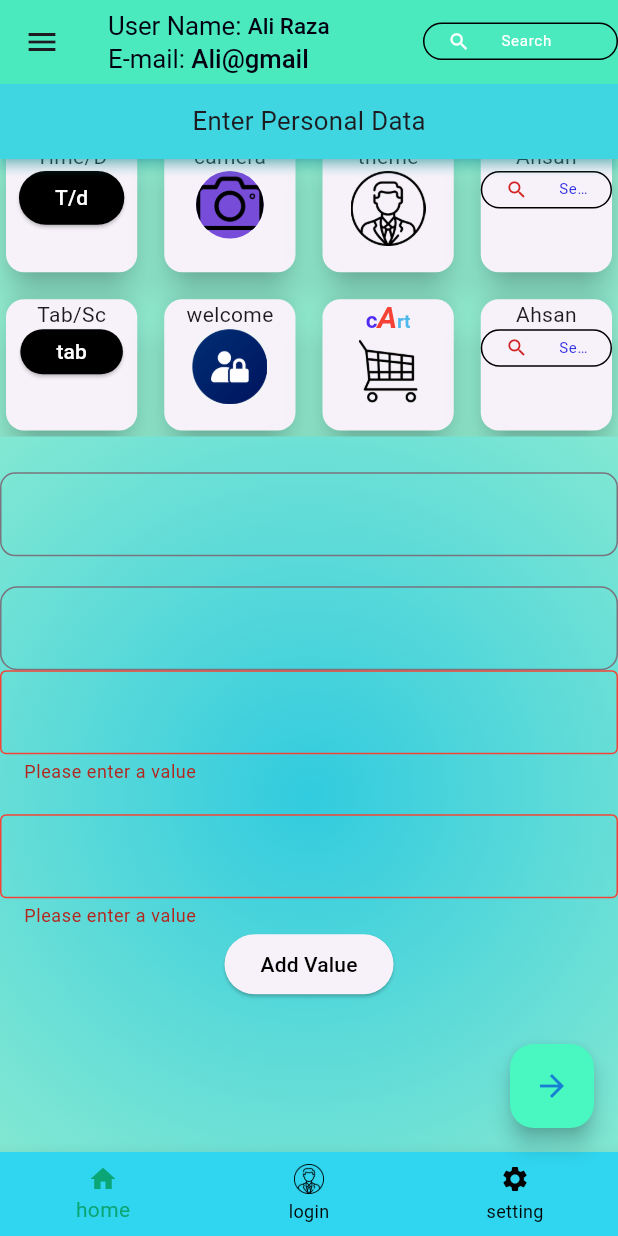
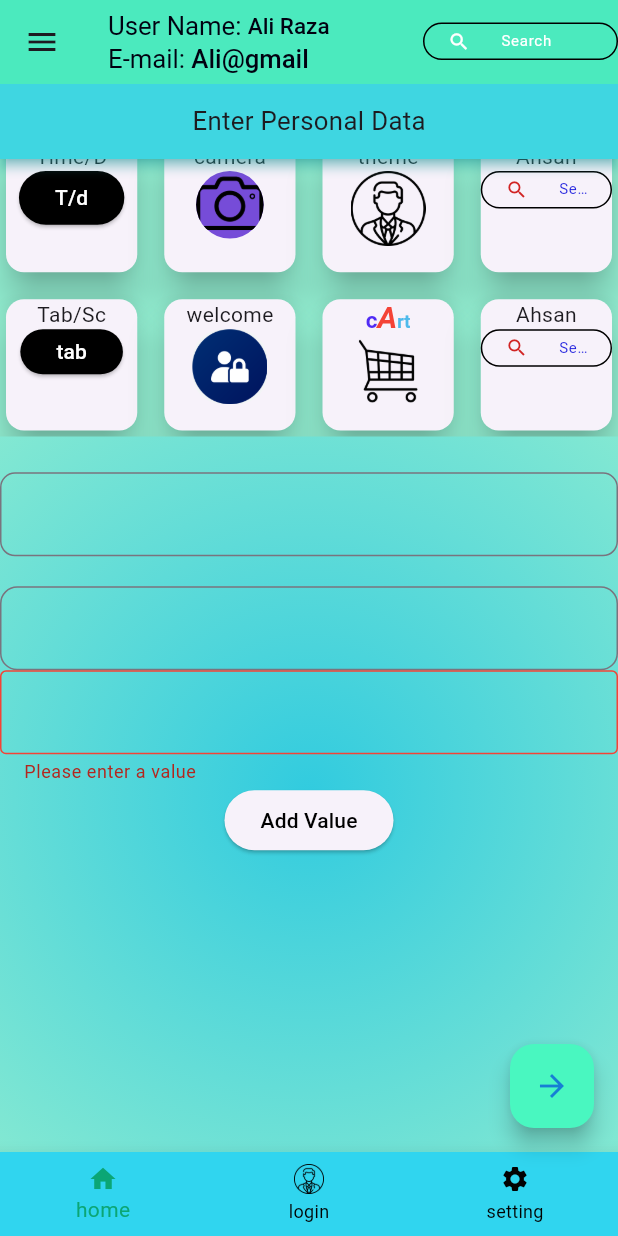
Before and after one commit to ALIRaza726/design, a Flutter app: the AppBarSc screen opened by its route, scrolled down 31 dp, after a tap on "Add Value", on a phone screen of 412 x 824 dp. Run offline on Flutter 3.47's test engine with Material 3 defaults, Android fonts, the phone set to English and light mode, and no system bars; our stand-ins replace awesome_dialog, flutter_screenutil, geolocator, get, google_fonts, google_maps_flutter and 4 more; missing offline and left inert: bottom_picker, circular_bottom_navigation, dart:ffi, syncfusion_flutter_barcodes, syncfusion_flutter_signaturepad.

```diff
--- a/lib/screen/app_bar.dart
+++ b/lib/screen/app_bar.dart
@@ -764,29 +764,6 @@ class _AppBarScState extends State<AppBarSc> {
                                 borderRadius: BorderRadius.circular(10))),
                       ),
 
-                     SizedBox(height: 20),
-                      TextFormField(
-                        // Two digits after (.) value
-                         keyboardType: TextInputType.number,
-                         inputFormatters: [
-                        FilteringTextInputFormatter.allow(RegExp(r'^\d*\.?\d{0,2}')),
-                ],
-                        onFieldSubmitted: (value) {},
-                        controller: _textfieldController,
-                        validator: (value) {
-                          if (value == null || value.isEmpty) {
-                            return 'Please enter a value';
-                          }
-                          return null;
-                        },
-                        decoration: InputDecoration(
-                            errorBorder: const OutlineInputBorder(
-                                borderSide: BorderSide(color: Colors.red)),
-                            enabledBorder: OutlineInputBorder(
-                                borderRadius: BorderRadius.circular(10)),
-                            border: OutlineInputBorder(
-                                borderRadius: BorderRadius.circular(10))),
-                      ),
 
                       Center(
                         child: ElevatedButton(
```
